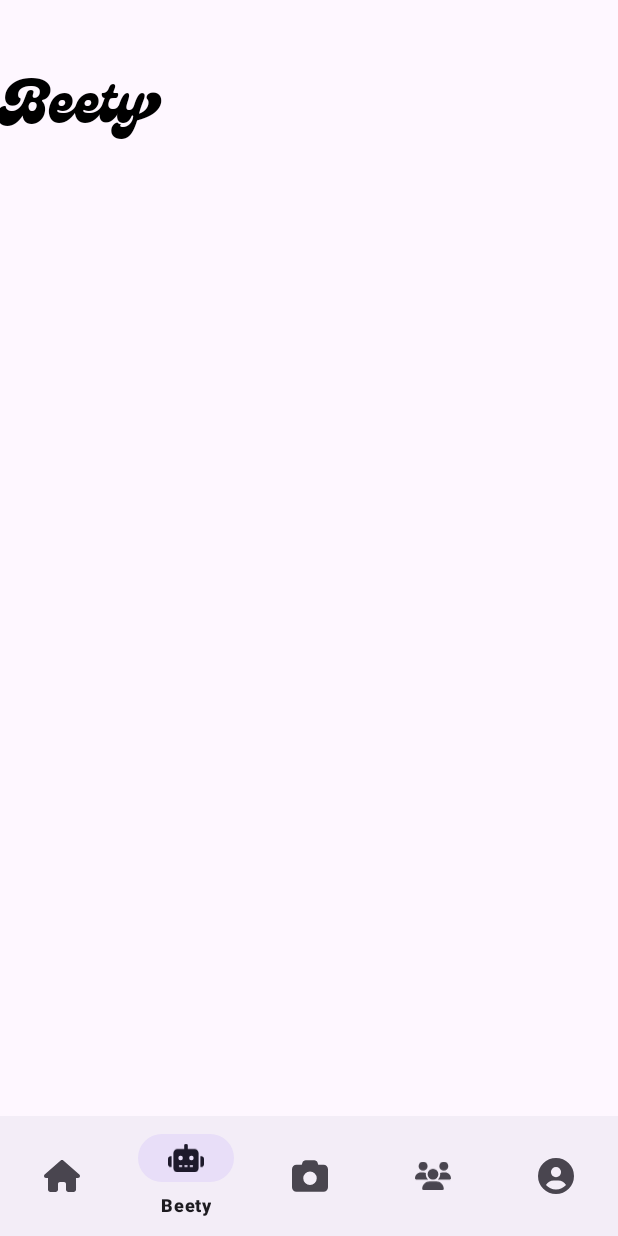
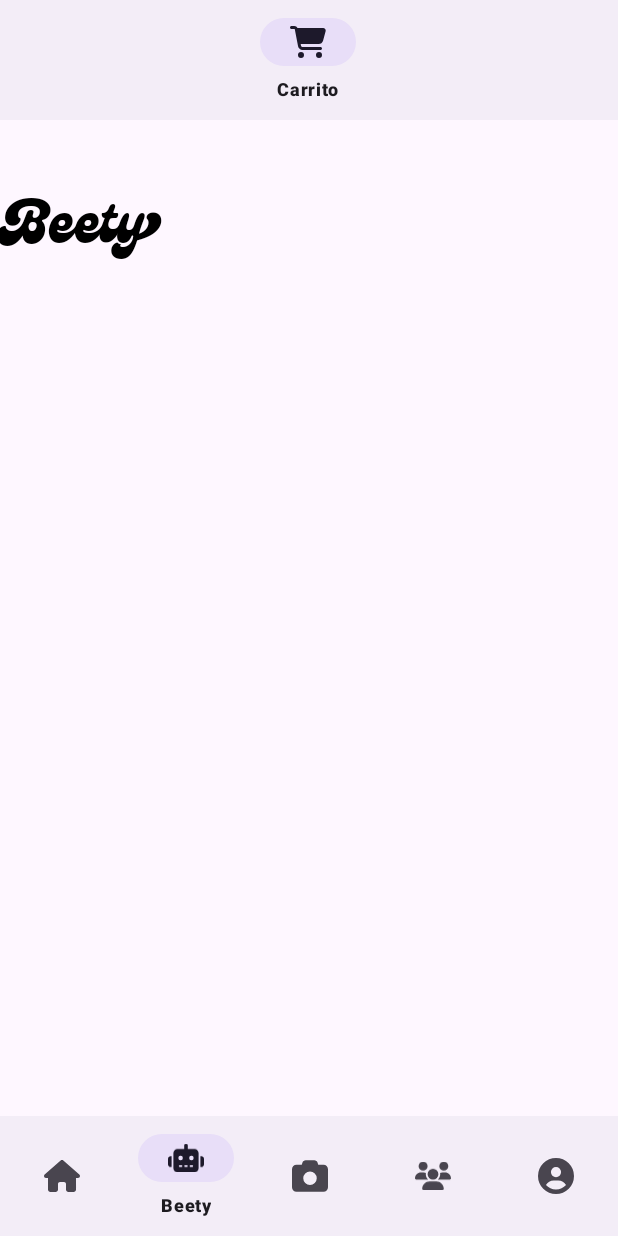
Before and after one commit to Jonatan1014/BeautyCare, an Android app: the screen it shows after launch (Index), item 2 of the bottom bar chosen, on a phone screen of 412 x 824 dp. Run offline under Robolectric (Android 15) with nearby library versions, the phone set to English and light mode, and no system bars.

Commit message:
Creacion del Bottom Navigaton UP sin terminar

```diff
--- /dev/null
+++ b/app/src/main/res/drawable/shoppingdark.xml
@@ -0,0 +1,9 @@
+<vector xmlns:android="http://schemas.android.com/apk/res/android"
+    android:width="576dp"
+    android:height="512dp"
+    android:viewportWidth="576"
+    android:viewportHeight="512">
+  <path
+      android:pathData="M0,24C0,10.7 10.7,0 24,0L69.5,0c22,0 41.5,12.8 50.6,32h411c26.3,0 45.5,25 38.6,50.4l-41,152.3c-8.5,31.4 -37,53.3 -69.5,53.3L170.7,288l5.4,28.5c2.2,11.3 12.1,19.5 23.6,19.5L488,336c13.3,0 24,10.7 24,24s-10.7,24 -24,24L199.7,384c-34.6,0 -64.3,-24.6 -70.7,-58.5L77.4,54.5c-0.7,-3.8 -4,-6.5 -7.9,-6.5L24,48C10.7,48 0,37.3 0,24zM128,464a48,48 0,1 1,96 0,48 48,0 1,1 -96,0zM464,416a48,48 0,1 1,0 96,48 48,0 1,1 0,-96z"
+      android:fillColor="#000000"/>
+</vector>
--- /dev/null
+++ b/app/src/main/res/drawable/shoppingligth.xml
@@ -0,0 +1,9 @@
+<vector xmlns:android="http://schemas.android.com/apk/res/android"
+    android:width="576dp"
+    android:height="512dp"
+    android:viewportWidth="576"
+    android:viewportHeight="512">
+  <path
+      android:pathData="M0,24C0,10.7 10.7,0 24,0L69.5,0c22,0 41.5,12.8 50.6,32h411c26.3,0 45.5,25 38.6,50.4l-41,152.3c-8.5,31.4 -37,53.3 -69.5,53.3L170.7,288l5.4,28.5c2.2,11.3 12.1,19.5 23.6,19.5L488,336c13.3,0 24,10.7 24,24s-10.7,24 -24,24L199.7,384c-34.6,0 -64.3,-24.6 -70.7,-58.5L77.4,54.5c-0.7,-3.8 -4,-6.5 -7.9,-6.5L24,48C10.7,48 0,37.3 0,24zM128,464a48,48 0,1 1,96 0,48 48,0 1,1 -96,0zM464,416a48,48 0,1 1,0 96,48 48,0 1,1 0,-96z"
+      android:fillColor="#ffffff"/>
+</vector>
--- a/app/src/main/res/layout/activity_index.xml
+++ b/app/src/main/res/layout/activity_index.xml
@@ -14,8 +14,7 @@
         app:layout_constraintBottom_toTopOf="@+id/bottomNavigationView"
         app:layout_constraintEnd_toEndOf="parent"
         app:layout_constraintStart_toStartOf="parent"
-        app:layout_constraintTop_toTopOf="parent"
-        />
+        app:layout_constraintTop_toBottomOf="@+id/bottomNavigationViewup" />
     <com.google.android.material.bottomnavigation.BottomNavigationView
         android:layout_width="match_parent"
         android:layout_height="wrap_content"
@@ -25,6 +24,18 @@
         app:layout_constraintStart_toStartOf="parent"
         app:menu="@menu/bottom_navigation"/>
 
+    <com.google.android.material.bottomnavigation.BottomNavigationView
+        android:id="@+id/bottomNavigationViewup"
+        android:layout_width="match_parent"
+        android:layout_height="wrap_content"
+        app:layout_constraintTop_toTopOf="parent"
+        app:layout_constraintEnd_toEndOf="parent"
+        app:layout_constraintStart_toStartOf="parent"
+        app:menu="@menu/bottomup" />
+
+
+
+
 
 
 
--- /dev/null
+++ b/app/src/main/res/menu/bottomup.xml
@@ -0,0 +1,6 @@
+<?xml version="1.0" encoding="utf-8"?>
+<menu xmlns:android="http://schemas.android.com/apk/res/android">
+    <item android:id="@+id/Carrito"
+        android:icon="@drawable/shoppingdark"
+        android:title="Carrito" />
+</menu>
```
